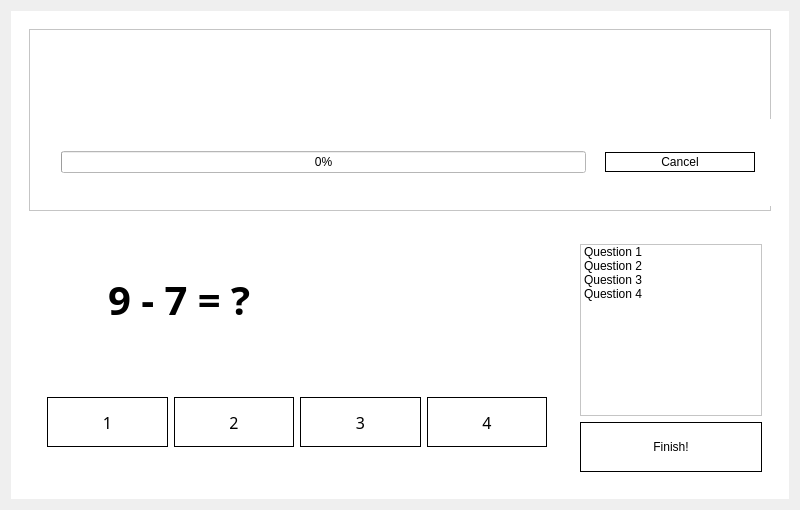
Above: screen/_ui/quiz_screen.ui from pranav1416/elixir-math-quiz before the change. Below: the same form after it.
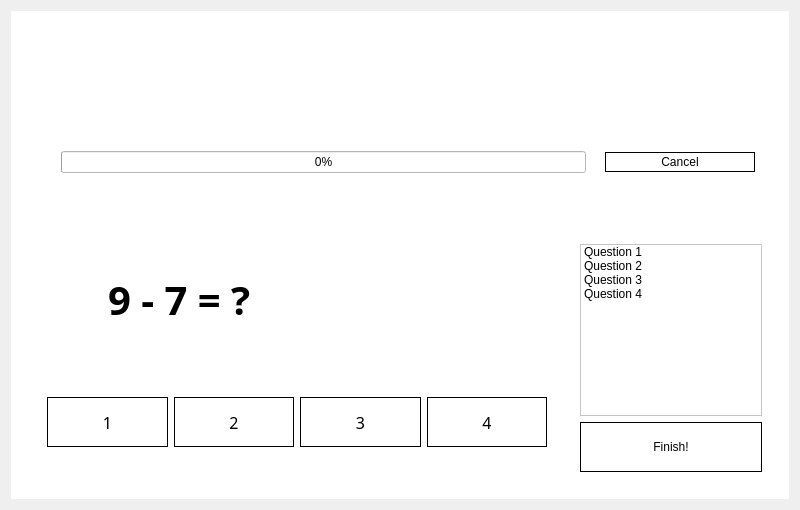
That is the form after the change. Icons and pictures are not drawn.

```diff
--- a/screen/_ui/quiz_screen.ui
+++ b/screen/_ui/quiz_screen.ui
@@ -59,7 +59,7 @@
          <item>
           <widget class="QFrame" name="frame_9">
            <property name="frameShape">
-            <enum>QFrame::StyledPanel</enum>
+            <enum>QFrame::NoFrame</enum>
            </property>
            <property name="frameShadow">
             <enum>QFrame::Raised</enum>
@@ -293,7 +293,7 @@
                 <rect>
                  <x>70</x>
                  <y>10</y>
-                 <width>351</width>
+                 <width>441</width>
                  <height>91</height>
                 </rect>
                </property>
```
